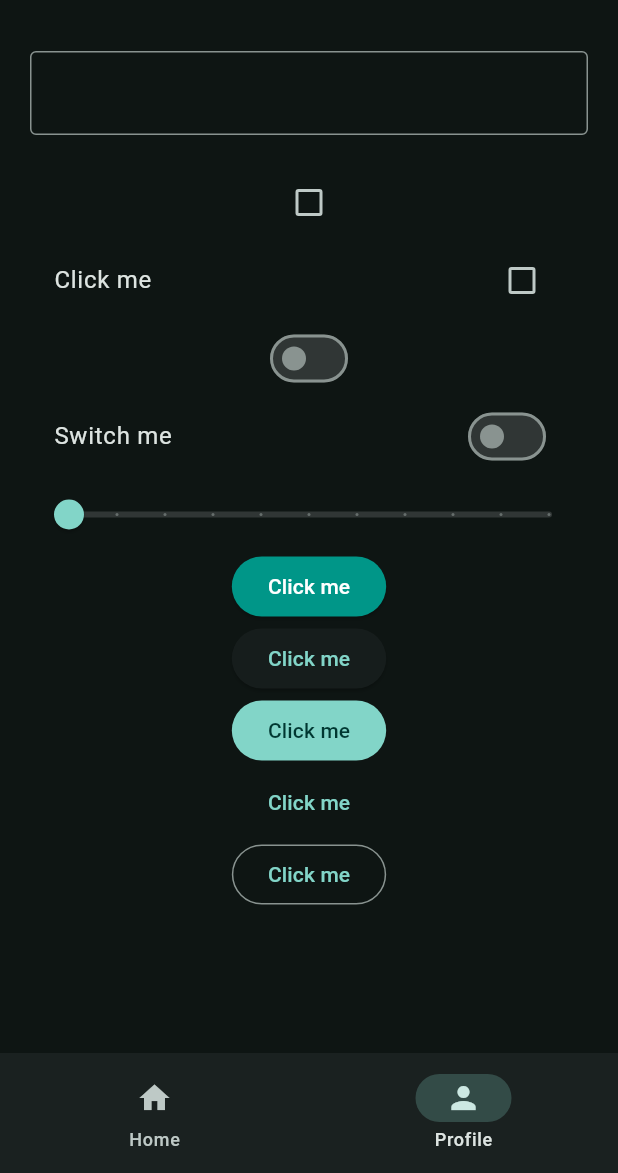
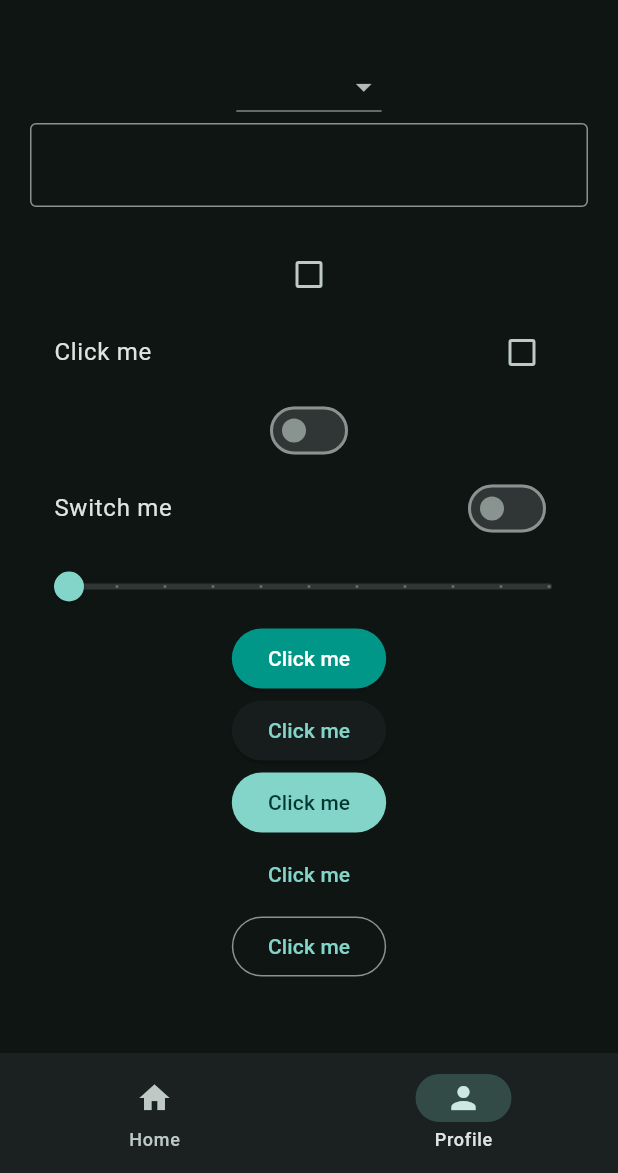
Before and after one commit to pulpetto/First-Flutter-Project, a Flutter app: the screen it shows after launch, item 2 of the bottom bar chosen, on a phone screen of 412 x 824 dp, the part 63-1236 px from its top. Run offline on Flutter 3.47's test engine with Material 3 defaults, Android fonts, the phone set to English and light mode, and no system bars.

Commit message:
add dropdown menu

```diff
--- a/lib/views/pages/profile_page.dart
+++ b/lib/views/pages/profile_page.dart
@@ -12,6 +12,7 @@ class _ProfilePageState extends State<ProfilePage> {
   bool? isChecked = false;
   bool isSwitched = false;
   double sliderValue = 0.0;
+  String? menuItem;
 
   @override
   Widget build(BuildContext context) {
@@ -20,6 +21,19 @@ class _ProfilePageState extends State<ProfilePage> {
         padding: const EdgeInsets.all(20.0),
         child: Column(
           children: [
+            DropdownButton(
+              value: menuItem,
+              items: [
+                DropdownMenuItem(value: 'e1', child: Text('Element 1')),
+                DropdownMenuItem(value: 'e2', child: Text('Element 2')),
+                DropdownMenuItem(value: 'e3', child: Text('Element 3')),
+              ],
+              onChanged: (String? value) {
+                setState(() {
+                  menuItem = value;
+                });
+              },
+            ),
             TextField(
               controller: controller,
               decoration: InputDecoration(border: OutlineInputBorder()),
```
